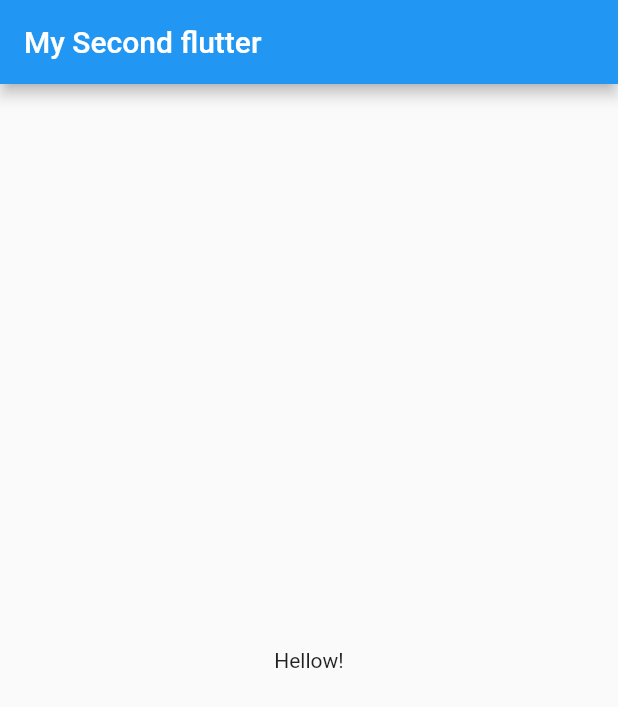
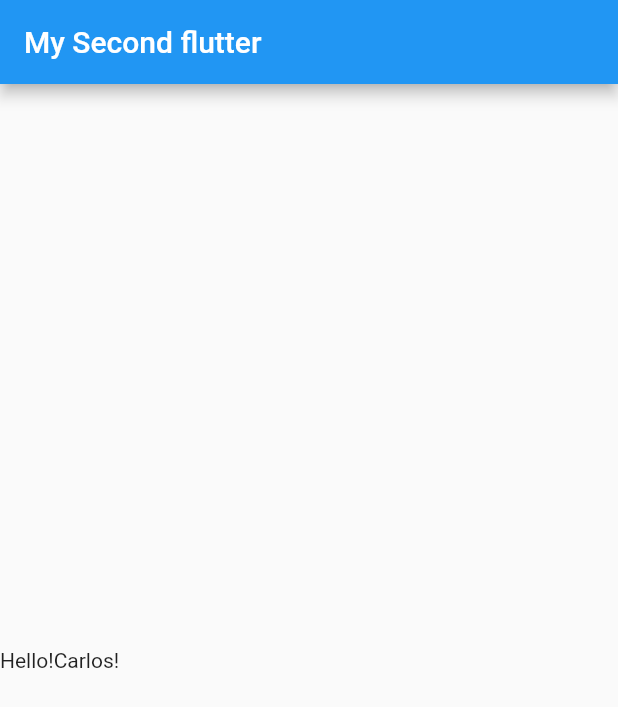
Before and after one commit to carloshrbezerra/flutter-zeto-to-professional, a Flutter app: the screen it shows after launch, on a phone screen of 412 x 824 dp. Shown: the top 707 px of the screen. Run offline on Flutter 3.47's test engine with Material 2 defaults, Android fonts, the phone set to English and light mode, and no system bars.

Commit message:
Adição do Row - varis widgets

```diff
--- a/lib/main.dart
+++ b/lib/main.dart
@@ -13,7 +13,7 @@ class MyApp extends StatelessWidget {
         appBar: new AppBar(
           title: new Text("My Second flutter"),
         ),
-        body: new Center(child: new Text("Hellow!"),),
+        body: new Center(child: new Row(children: <Widget>[new Text("Hello!"), new Text("Carlos!")],),),
       )
     );
   }
```
